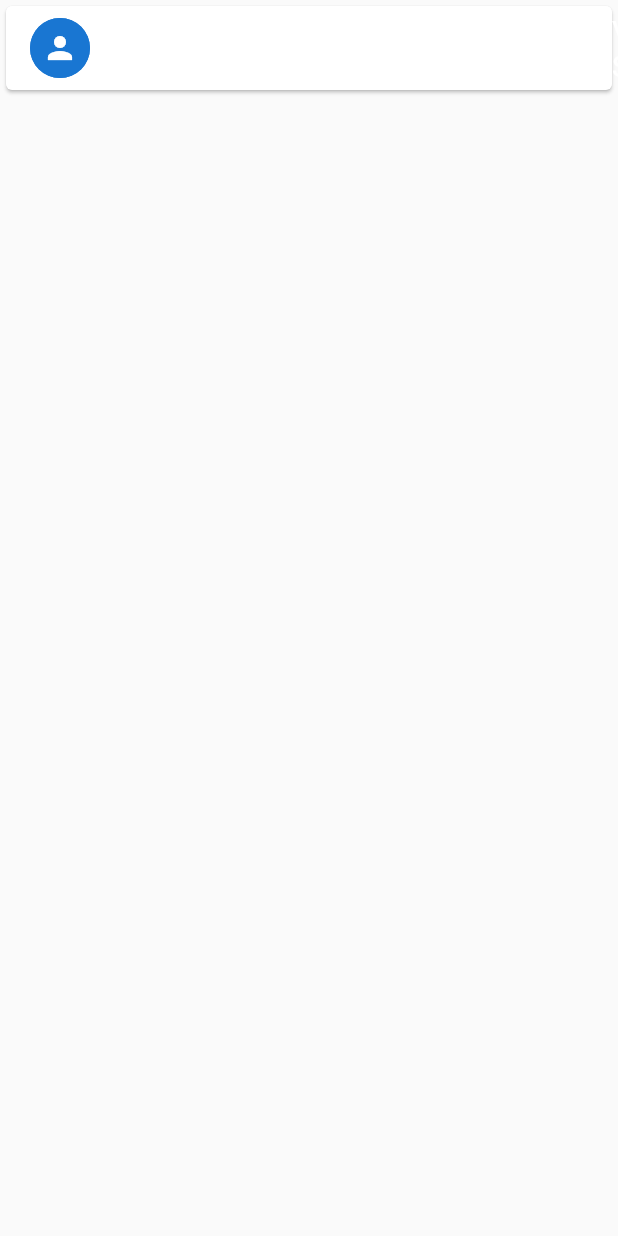
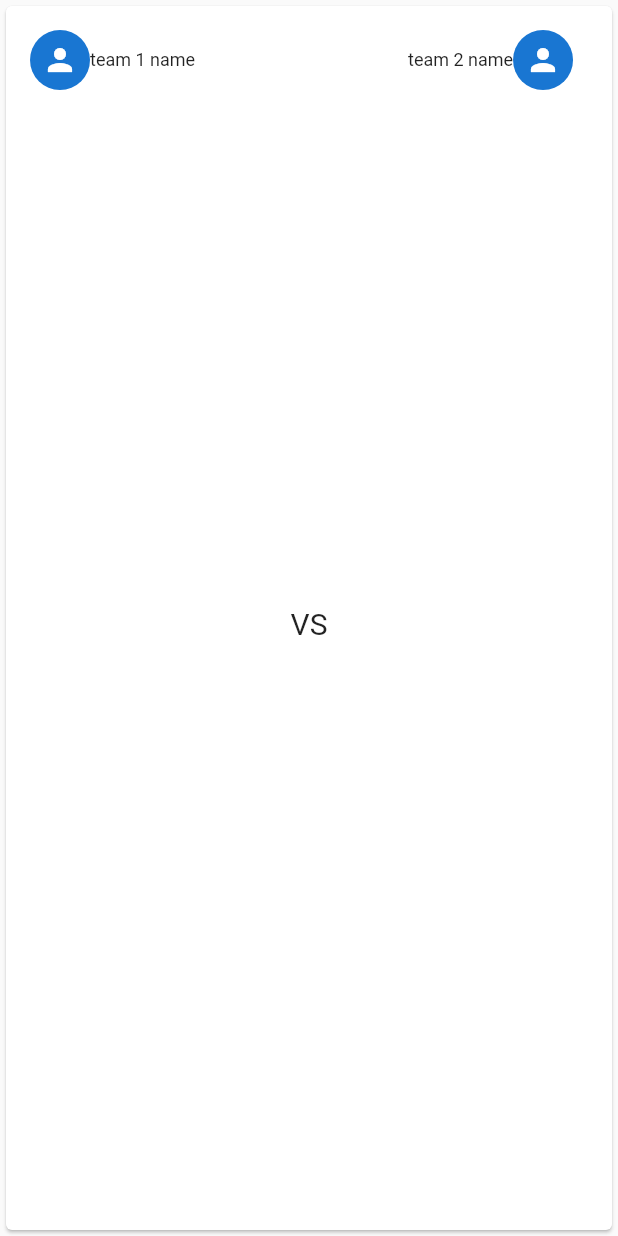
Before and after one commit to I-WOObin-I/MeetUp_Project, a Flutter app: the MatchWidget widget shown alone on an empty page, opened directly, on a phone screen of 412 x 824 dp. Run offline on Flutter 3.47's test engine with Material 2 defaults, Android fonts, the phone set to English and light mode, and no system bars; our stand-ins replace table_calendar; generated files the repository leaves out were written again.

Commit message:
fixed match widget display issue

```diff
--- a/meetup_app/lib/core/widgets/match_widget.dart
+++ b/meetup_app/lib/core/widgets/match_widget.dart
@@ -11,7 +11,10 @@ class MatchWidget extends StatelessWidget {
   Widget build(BuildContext context) {
     return const Card(
       child: ListTile(
-        leading: Row(
+        leading: SizedBox(
+          width: 120.0,
+          child: Row(
+
             children: [
               CircleAvatar(
                 child: Icon(Icons.person),
@@ -20,32 +23,37 @@ class MatchWidget extends StatelessWidget {
                 "team 1 name",
                 style: TextStyle(
                   fontSize: 12.0,
-                color: Colors.white,
                 ),
               )
             ],
         ),
-        trailing: Row(
+        ),
+
+        trailing: SizedBox(
+          width: 120.0,
+          child:  Row(
             children: [
-            CircleAvatar(
-              child: Icon(Icons.person),
-            ),
               Text(
                 "team 2 name",
                 style: TextStyle(
                   fontSize: 12.0,
-                color: Colors.white,
+                )),
+              CircleAvatar(
+                child: Icon(Icons.person),
               ),
-            )
             ],
         ),
-        title: Text(
+        ),
+
+        title: Center(
+          child: Text(
           "VS",
           style: TextStyle(
             fontSize: 20.0,
-            color: Colors.white,
           ),
         ),
+        )
+
       ),
     );
   }
--- a/meetup_app/lib/src/app.dart
+++ b/meetup_app/lib/src/app.dart
@@ -4,7 +4,6 @@ import 'package:flutter_localizations/flutter_localizations.dart';
 import 'package:meetup_app/src/leagues_feature/league_details_view.dart';
 
 import 'clubs_feature/club_details_view.dart';
-import 'sample_feature/sample_item_details_view.dart';
 import 'sample_feature/sample_item_list_view.dart';
 import 'settings/settings_controller.dart';
 import 'settings/settings_view.dart';
--- a/meetup_app/lib/src/leagues_feature/league_details_view.dart
+++ b/meetup_app/lib/src/leagues_feature/league_details_view.dart
@@ -76,11 +76,7 @@ class _LeagueDetailsViewState extends State<LeagueDetailsView> {
                   // These are the contents of the tab views, below the tabs.
 
                   children: [
-                    Container(
-                      margin:
-                          const EdgeInsets.only(top: kTextTabBarHeight * 1.5),
-                      child: LeagueUpCommingMatchesSection(),
-                    ),
+                    LeagueUpCommingMatchesSection(),
                     Text("data"),
                     Text("data"),
                     Text("data"),
--- a/meetup_app/lib/src/sample_feature/sample_item_list_view.dart
+++ b/meetup_app/lib/src/sample_feature/sample_item_list_view.dart
@@ -2,7 +2,6 @@ import 'package:flutter/material.dart';
 import 'package:meetup_app/src/clubs_feature/club_details_view.dart';
 import 'package:meetup_app/src/teams_feature/team_details_view.dart';
 
-import '../settings/settings_view.dart';
 import 'sample_item.dart';
 import 'sample_item_details_view.dart';
 
```
Also changed, not shown: meetup_app/lib/src/leagues_feature/league_sections/league_upcoming_matches_section.dart (+2 -11 lines). Lines whose indentation alone changed are shown as unchanged.
